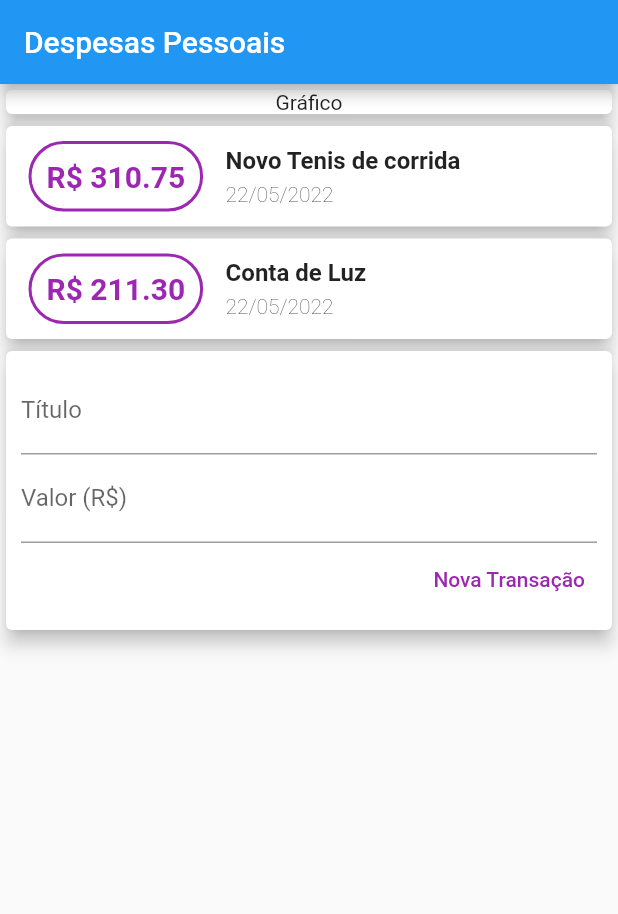
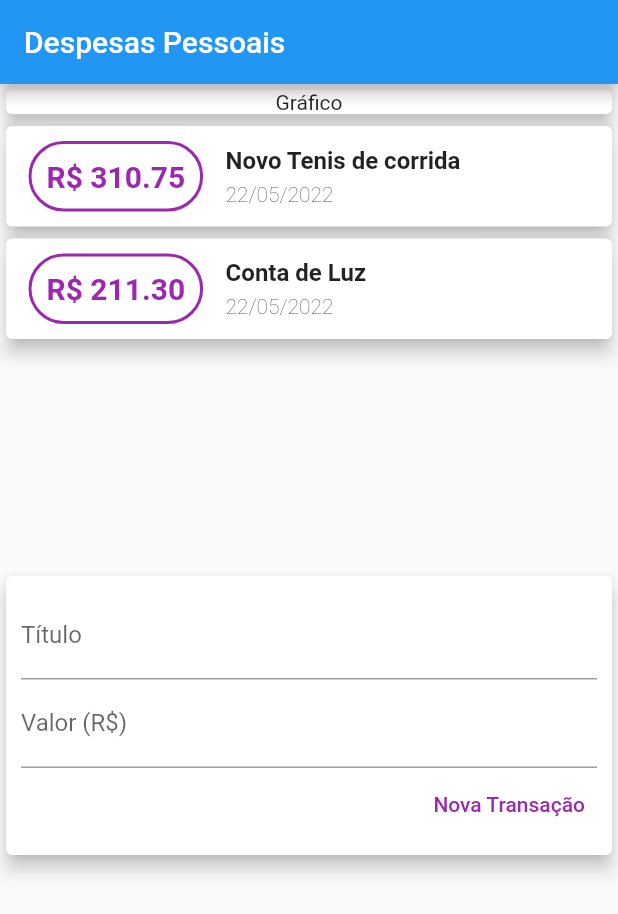
Before and after one commit to alefbispo/app_despesas, a Flutter app: the screen it shows after launch, on a phone screen of 412 x 824 dp. Shown: the top 914 px of the screen. Run offline on Flutter 3.47's test engine with Material 2 defaults, Android fonts, the phone set to English and light mode, and no system bars.

Commit message:
listvies componentes

```diff
--- a/lib/components/transactionForm.dart
+++ b/lib/components/transaction_form.dart
@@ -1,14 +1,14 @@
 import 'package:flutter/material.dart';
 
 class TransactionForm extends StatelessWidget {
-  var titulocontroller = TextEditingController();
-  var valorcontroller = TextEditingController();
-  TransactionForm(
-      {Key? key, required this.titulocontroller, required this.valorcontroller})
-      : super(key: key);
+  Function(String, double) onSubmit;
+
+  TransactionForm({Key? key, required this.onSubmit}) : super(key: key);
 
   @override
   Widget build(BuildContext context) {
+    var titulocontroller = TextEditingController();
+    var valorcontroller = TextEditingController();
     return Card(
       elevation: 5,
       child: Padding(
@@ -23,6 +23,7 @@ class TransactionForm extends StatelessWidget {
             ),
             TextField(
               controller: valorcontroller,
+              keyboardType: TextInputType.numberWithOptions(decimal: true),
               decoration: InputDecoration(
                 labelText: 'Valor (R\$)',
               ),
@@ -32,8 +33,12 @@ class TransactionForm extends StatelessWidget {
               children: [
                 TextButton(
                   onPressed: () {
-                    print(titulocontroller.text);
-                    print(valorcontroller.text);
+                    final title = titulocontroller.text;
+                    final value = double.tryParse(valorcontroller.text) ?? 0.0;
+
+                    onSubmit(title, value);
+                    titulocontroller.clear();
+                    valorcontroller.clear();
                   },
                   child: Text(
                     'Nova Transação',
--- a/lib/components/transaction_user.dart
+++ b/lib/components/transaction_user.dart
@@ -1,4 +1,5 @@
-import 'package:app_despesas/components/transactionForm.dart';
+import 'dart:math';
+import 'package:app_despesas/components/transaction_form.dart';
 import 'package:app_despesas/components/transation_list.dart';
 import 'package:flutter/material.dart';
 import '../models/transaction.dart';
@@ -13,6 +14,7 @@ class TransactionUser extends StatefulWidget {
 class _TransactionUserState extends State<TransactionUser> {
   var tituloController = TextEditingController();
   var valorController = TextEditingController();
+
   final _transactions = [
     Transaction(
       id: 't1',
@@ -27,15 +29,26 @@ class _TransactionUserState extends State<TransactionUser> {
       date: DateTime.now(),
     ),
   ];
+
+  _addTransaction(String title, double value) {
+    final newTransaction = Transaction(
+      id: Random().nextDouble().toString(),
+      title: title,
+      value: value,
+      date: DateTime.now(),
+    );
+
+    setState(() {
+      _transactions.add(newTransaction);
+    });
+  }
+
   @override
   Widget build(BuildContext context) {
     return Column(
       children: [
         TransactionList(transations: _transactions),
-        TransactionForm(
-          titulocontroller: tituloController,
-          valorcontroller: valorController,
-        ),
+        TransactionForm(onSubmit: _addTransaction),
       ],
     );
   }
--- a/lib/components/transation_list.dart
+++ b/lib/components/transation_list.dart
@@ -9,15 +9,17 @@ class TransactionList extends StatelessWidget {
 
   @override
   Widget build(BuildContext context) {
-    return Column(
-        children: transations
-            .map(
-              (tr) => Card(
+    return SizedBox(
+      height: 300,
+      child: ListView.builder(
+        itemCount: transations.length,
+        itemBuilder: (context, index) {
+          final tr = transations[index];
+          return Card(
             elevation: 5,
             child: Row(children: [
               Container(
-                      margin:
-                          EdgeInsets.symmetric(horizontal: 15, vertical: 10),
+                  margin: EdgeInsets.symmetric(horizontal: 15, vertical: 10),
                   decoration: BoxDecoration(
                     borderRadius: BorderRadius.circular(30),
                     border: Border.all(
@@ -53,8 +55,9 @@ class TransactionList extends StatelessWidget {
                 ],
               )
             ]),
+          );
+        },
       ),
-            )
-            .toList());
+    );
   }
 }
--- a/lib/main.dart
+++ b/lib/main.dart
@@ -22,12 +22,14 @@ class MyHomePage extends StatelessWidget {
   Widget build(BuildContext context) {
     return Scaffold(
       appBar: AppBar(title: Text('Despesas Pessoais')),
-      body: Column(
-        crossAxisAlignment: CrossAxisAlignment.stretch,
-        children: const <Widget>[
-          Grafico(),
-          TransactionUser(),
-        ],
+      body: SingleChildScrollView(
+        child: Column(
+          crossAxisAlignment: CrossAxisAlignment.stretch,
+          children: const <Widget>[
+            Grafico(),
+            TransactionUser(),
+          ],
+        ),
       ),
     );
   }
```
Lines whose indentation alone changed are shown as unchanged.
